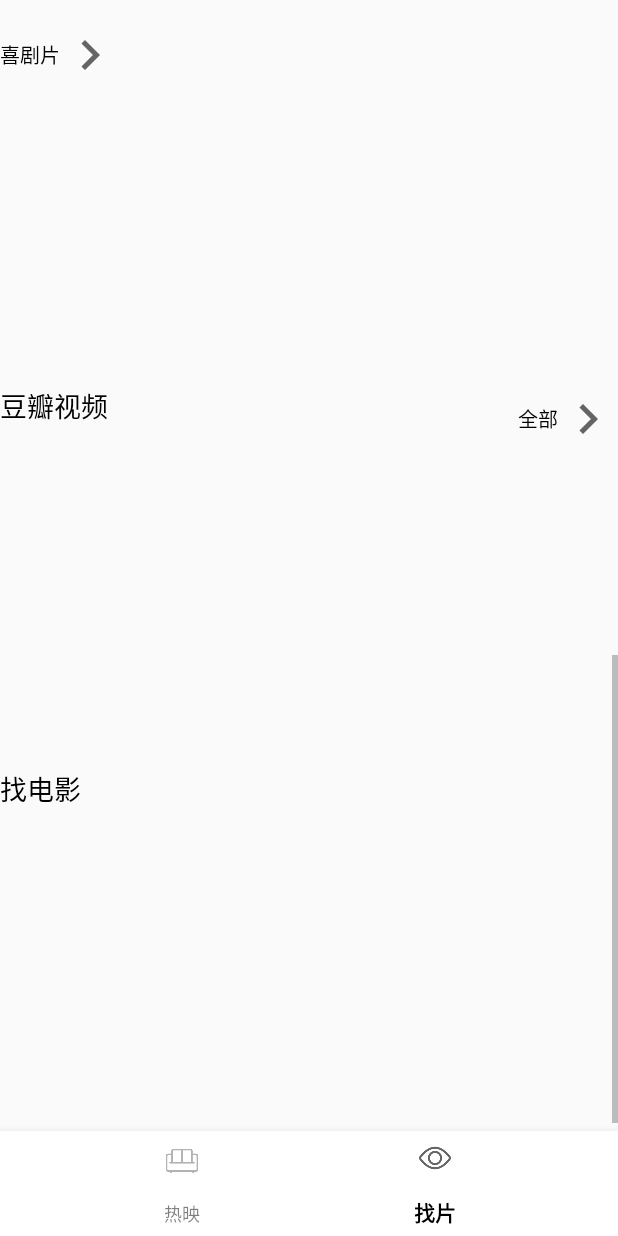
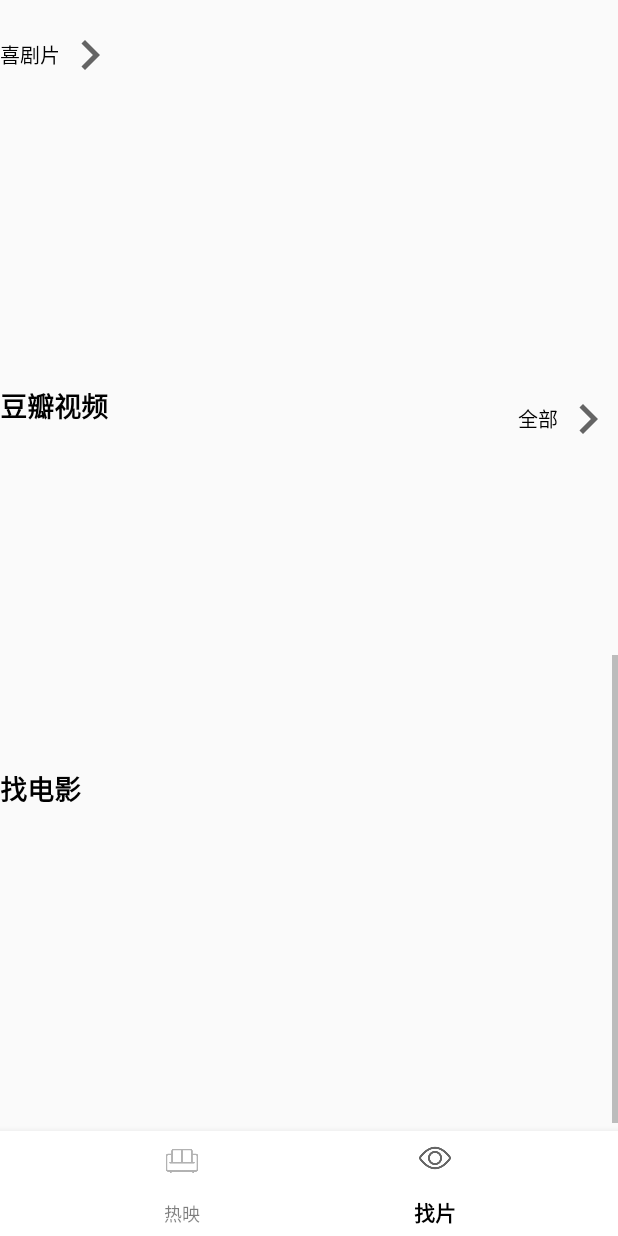
Before and after one commit to CodeMinions/SIPCDouban, an Android app: the fragment Search_movie_fragment placed in its activity, scrolled down 1054 dp, on a phone screen of 412 x 824 dp. Run offline under Robolectric (Android 15) with nearby library versions, the phone set to English and light mode, and no system bars; 5 statements that could not run were skipped.

```diff
--- a/app/build.gradle
+++ b/app/build.gradle
@@ -36,5 +36,6 @@ dependencies {
     androidTestImplementation 'androidx.test.espresso:espresso-core:3.2.0'
     implementation 'com.github.bumptech.glide:glide:4.11.0'
     annotationProcessor 'com.github.bumptech.glide:compiler:4.11.0'
+    implementation 'me.zhanghai.android.materialratingbar:library:1.4.0'
 
 }
--- a/app/src/main/AndroidManifest.xml
+++ b/app/src/main/AndroidManifest.xml
@@ -9,7 +9,8 @@
         android:label="@string/app_name"
         android:roundIcon="@mipmap/ic_launcher_round"
         android:supportsRtl="true"
-        android:theme="@style/Theme.Design.Light.NoActionBar">
+        android:theme="@style/Theme.Design.Light.NoActionBar"
+        android:fullBackupContent="@xml/backup_descriptor">
         <activity android:name=".MainActivity">
             <intent-filter>
                 <action android:name="android.intent.action.MAIN" />
--- a/app/src/main/java/com/example/fcy_Utils/Search_movie_fragment.java
+++ b/app/src/main/java/com/example/fcy_Utils/Search_movie_fragment.java
@@ -2,6 +2,7 @@ package com.example.fcy_Utils;
 
 import android.os.Bundle;
 
+import androidx.annotation.NonNull;
 import androidx.fragment.app.Fragment;
 import androidx.recyclerview.widget.LinearLayoutManager;
 import androidx.recyclerview.widget.RecyclerView;
@@ -12,6 +13,8 @@ import android.view.ViewGroup;
 import android.widget.TextView;
 
 import com.example.sipcdouban.R;
+
+import java.util.ArrayList;
 
 /**
  * A simple {@link Fragment} subclass.
@@ -75,7 +78,7 @@ public class Search_movie_fragment extends Fragment {
         通过网络请求拿到数据 设置adapter的数据
          */
         // 豆瓣榜单
-        View rankList = view.findViewById(R.id.douban_rankList);
+        View rankList = view.findViewById(R.id.douban_rankList_movie);
         TextView total_movie = rankList.findViewById(R.id.douban_hotshow_total);
         TextView title = rankList.findViewById(R.id.title);
         RecyclerView recyclerView1 = rankList.findViewById(R.id.hotshow_list);
@@ -83,6 +86,21 @@ public class Search_movie_fragment extends Fragment {
         manager1.setOrientation(RecyclerView.HORIZONTAL);
         recyclerView1.setLayoutManager(manager1);
         title.setText(getResources().getString(R.string.rank_list));
+        ArrayList<hot_category> arrayList = new ArrayList<>();
+        arrayList.add(new hot_category());
+        recyclerView1.setAdapter(new MyRecycleAdapter(arrayList) {
+            @Override
+            public int getLayoutId(int viewType) {
+                return R.layout.item_hot_category;
+            }
+
+            @Override
+            public void bindView(VH holder, Object data, int position) {
+
+            }
+
+
+        });
         /*
         设置adapter 全设置为图片
          */
@@ -106,4 +124,8 @@ public class Search_movie_fragment extends Fragment {
 
         return view;
     }
+    public static class hot_category {
+        private int src_id;
+
+    }
 }
--- a/app/src/main/res/layout/douban_hotshow_fragment.xml
+++ b/app/src/main/res/layout/douban_hotshow_fragment.xml
@@ -16,7 +16,8 @@
             android:layout_height="match_parent"
             android:text="@string/douban_hotshow"
             android:textColor="#000"
-            android:textSize="@dimen/middle" />
+            android:textSize="@dimen/middle"
+            android:textStyle="bold" />
 
         <TextView
             android:id="@+id/douban_hotshow_total"
--- a/app/src/main/res/layout/fragment_movie_fragment.xml
+++ b/app/src/main/res/layout/fragment_movie_fragment.xml
@@ -21,7 +21,7 @@
                 layout="@layout/douban_hotshow_fragment" />
 
             <include
-                android:id="@+id/douban_rankList"
+                android:id="@+id/douban_rankList_movie"
                 layout="@layout/douban_hotshow_fragment" />
 
             <include
@@ -29,7 +29,7 @@
                 layout="@layout/douban_hotshow_fragment" />
 
             <include
-                android:id="@+id/browser_by_category"
+                android:id="@+id/browser_by_category_movie"
                 layout="@layout/browse_by_category" />
 
             <include
--- a/app/src/main/res/values/strings.xml
+++ b/app/src/main/res/values/strings.xml
@@ -19,8 +19,9 @@
     <string name="type_1_1">悬疑片</string>
     <string name="type_1_2">喜剧片</string>
     <string name="browseByCategory">分类浏览</string>
-
     <string name="click_into">点击进入</string>
     <string name="movie_page">电影封面</string>
     <string name="douban_short_video">豆瓣视频</string>
+    <string name="on_the_air">即将播出</string>
+    <string name="movie_img">电影图片</string>
 </resources>
--- /dev/null
+++ b/app/src/main/res/xml/backup_descriptor.xml
@@ -0,0 +1,4 @@
+<?xml version="1.0" encoding="utf-8"?>
+<full-backup-content>
+    <!-- Exclude specific shared preferences that contain GCM registration Id -->
+</full-backup-content>
```
Also changed, not shown: app/src/main/java/com/example/fcy_Utils/Search_Tv_fragment.java (+36 -1 lines), app/src/main/res/layout/fragment_search__tv_fragment.xml (+33 -7 lines), app/src/main/res/layout/item_hot_category.xml (added, +54 -0 lines).
